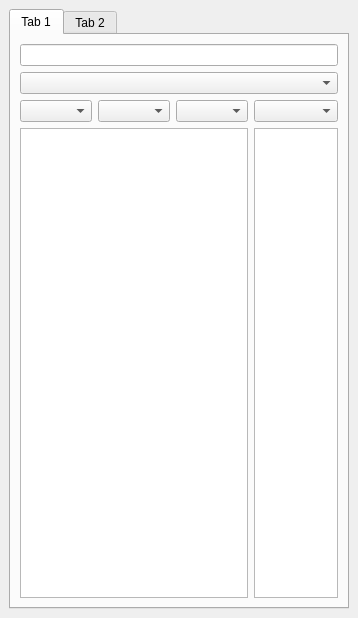
The window that src/panel/leftpanel/leftpanel.ui (axsapronov/QSopherim) describes before a commit, drawn with Qt 5.
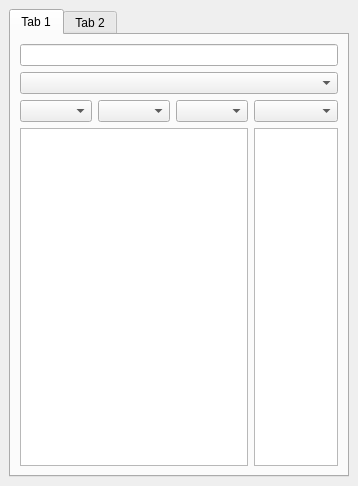
The same window after the commit.

The edit to the form file:
```diff
--- a/src/panel/leftpanel/leftpanel.ui
+++ b/src/panel/leftpanel/leftpanel.ui
@@ -7,7 +7,7 @@
     <x>0</x>
     <y>0</y>
     <width>358</width>
-    <height>618</height>
+    <height>486</height>
    </rect>
   </property>
   <property name="windowTitle">
```
